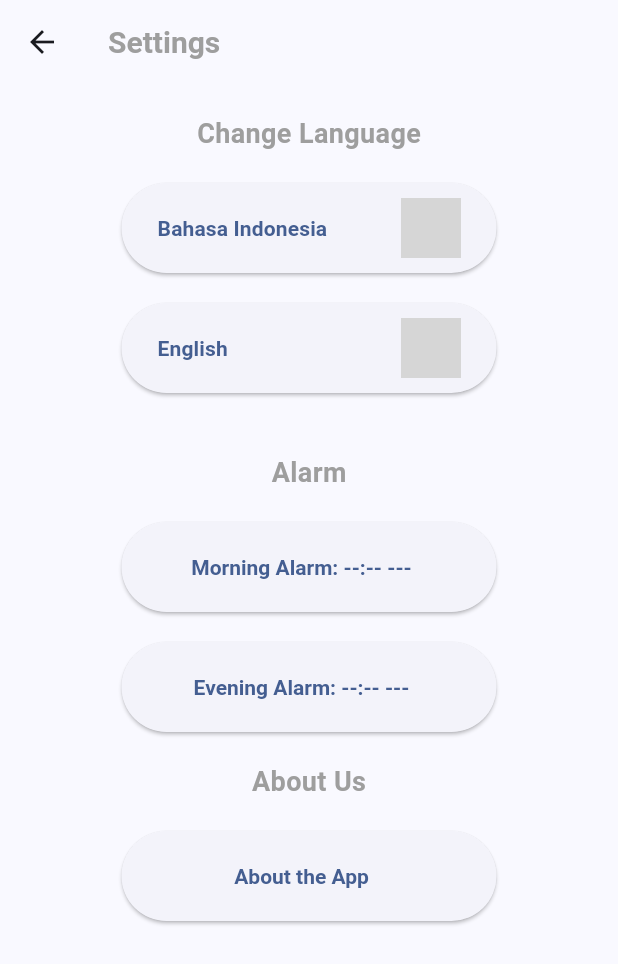
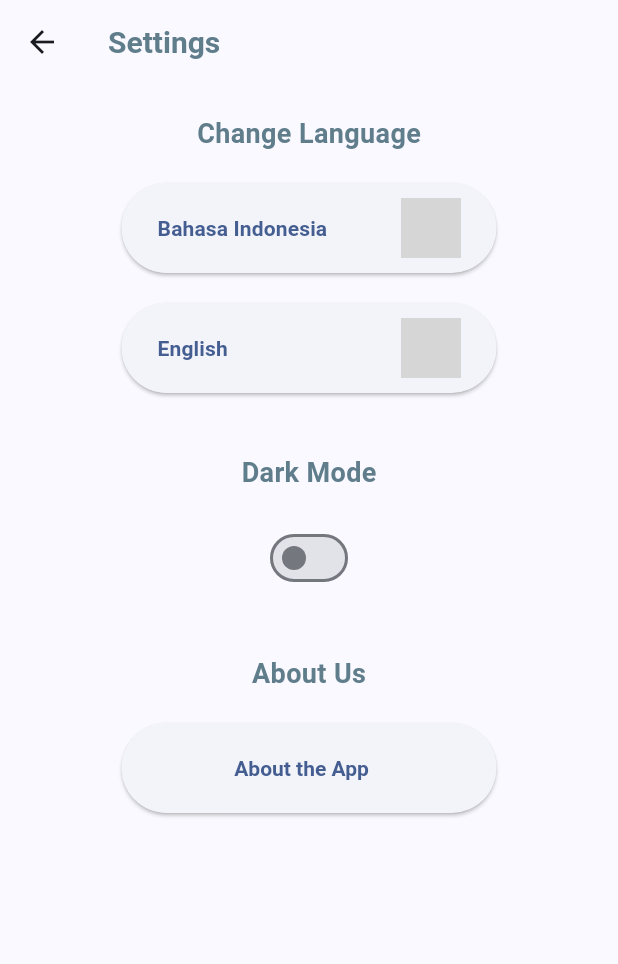
Before and after one commit to ahmadtheswe/dhikr-app-flutter, a Flutter app: the SettingsPage screen opened directly, after a tap on "Bahasa Indonesia", after a tap on "English", on a phone screen of 412 x 824 dp. Shown: the top 964 px of the screen. Run offline on Flutter 3.47's test engine with Material 3 defaults, Android fonts, the phone set to English and light mode, and no system bars; our stand-ins replace package_info_plus, shared_preferences; accounts and stored records are empty; project files that could hold a hidden picture were left out; grey boxes are pictures that could not be loaded.

Commit message:
enable dark mode

```diff
--- a/lib/main.dart
+++ b/lib/main.dart
@@ -2,11 +2,12 @@ import 'package:dhikr_app/pages/select_dhikr_time_page.dart';
 import 'package:dhikr_app/pages/select_language_page.dart';
 import 'package:dhikr_app/service/alarm_service.dart';
 import 'package:dhikr_app/service/language_service.dart';
+import 'package:dhikr_app/service/theme_service.dart';
 import 'package:flutter/material.dart';
 import 'package:provider/provider.dart';
 
 void main() async {
-  WidgetsFlutterBinding.ensureInitialized(); // Ensure async calls are ready
+  WidgetsFlutterBinding.ensureInitialized();
 
   final languageService = LanguageService();
   await languageService.loadLanguage();
@@ -14,10 +15,13 @@ void main() async {
   final alarmService = AlarmService();
   await alarmService.loadAlarms();
 
+  final themeService = ThemeService();
+
   runApp(MultiProvider(
     providers: [
       ChangeNotifierProvider<LanguageService>.value(value: languageService),
       ChangeNotifierProvider<AlarmService>.value(value: alarmService),
+      ChangeNotifierProvider<ThemeService>.value(value: themeService),
     ],
     child: const MyApp(),
   ));
@@ -26,10 +30,10 @@ void main() async {
 class MyApp extends StatelessWidget {
   const MyApp({super.key});
 
-  // This widget is the root of your application.
   @override
   Widget build(BuildContext context) {
     final languageService = Provider.of<LanguageService>(context);
+    final themeService = Provider.of<ThemeService>(context);
 
     return MaterialApp(
       title: 'Dzikr App',
@@ -37,6 +41,15 @@ class MyApp extends StatelessWidget {
         colorScheme: ColorScheme.fromSeed(seedColor: Colors.blueAccent),
         useMaterial3: true,
       ),
+      darkTheme: ThemeData(
+        brightness: Brightness.dark,
+        primaryColor: Colors.blue,
+        colorScheme: ColorScheme.fromSeed(
+          seedColor: Colors.white,
+          brightness: Brightness.dark,
+        ),
+      ),
+      themeMode: themeService.themeMode,
       debugShowCheckedModeBanner: false,
       home: languageService.currentLanguage != null ? const SelectDhikrTimePage() : const SelectLanguagePage(),
     );
--- a/lib/pages/settings_page.dart
+++ b/lib/pages/settings_page.dart
@@ -1,15 +1,14 @@
 import 'package:dhikr_app/pages/about_app_page.dart';
 import 'package:dhikr_app/service/alarm_service.dart';
-import 'package:dhikr_app/shared/button/alarm_elevated_button.dart';
 import 'package:dhikr_app/shared/button/language_elevated_button.dart';
 import 'package:dhikr_app/shared/button/standard_elevated_button.dart';
 import 'package:dhikr_app/shared/title/menu_title.dart';
-import 'package:dhikr_app/static/dhikr_time.dart';
 import 'package:dhikr_app/static/languages.dart';
 import 'package:flutter/material.dart';
 import 'package:provider/provider.dart';
 
 import '../service/language_service.dart';
+import '../service/theme_service.dart';
 import '../shared/title/page_title.dart';
 
 class SettingsPage extends StatefulWidget {
@@ -37,10 +36,7 @@ class _SettingsPage extends State<SettingsPage> {
             const SizedBox(
               height: 20,
             ),
-            Container(
-              margin: const EdgeInsets.only(bottom: 20),
-              child: MenuTitle(text: languageService.getText('changeLanguage')),
-            ),
+            MenuTitle(text: languageService.getText('changeLanguage')),
             LanguageElevatedButton(
               languageTitle: Languages.INDONESIAN_TITLE,
               icon: Languages.INDONESIAN_ICON,
@@ -61,34 +57,41 @@ class _SettingsPage extends State<SettingsPage> {
             const SizedBox(
               height: 40,
             ),
-            Container(
-              margin: const EdgeInsets.only(bottom: 20),
-              child: const MenuTitle(text: 'Alarm'),
+            MenuTitle(text: languageService.getText('darkMode')),
+            Switch(
+              value: Provider.of<ThemeService>(context).themeMode == ThemeMode.dark,
+              onChanged: (isDark) {
+                Provider.of<ThemeService>(context, listen: false).toggleTheme(isDark);
+              },
             ),
-            AlarmElevatedButton(
-                selectedTime: alarmService.getAlarmValue(DhikrTime.MORNING),
-                dhikrTime: DhikrTime.MORNING,
-                onTimeChanged: (newTime) async {
-                  final formattedTime = newTime.format(context);
-                  await alarmService.setAlarm(DhikrTime.MORNING, formattedTime);
-                }),
             const SizedBox(
-              height: 20,
+              height: 40,
             ),
-            AlarmElevatedButton(
-                selectedTime: alarmService.getAlarmValue(DhikrTime.EVENING),
-                dhikrTime: DhikrTime.EVENING,
-                onTimeChanged: (newTime) async {
-                  final formattedTime = newTime.format(context);
-                  await alarmService.setAlarm(DhikrTime.EVENING, formattedTime);
-                }),
-            const SizedBox(
-              height: 20,
-            ),
-            Container(
-              margin: const EdgeInsets.only(bottom: 20),
-              child: MenuTitle(text: languageService.getText('aboutUs')),
-            ),
+            // Container(
+            //   margin: const EdgeInsets.only(bottom: 20),
+            //   child: const MenuTitle(text: 'Alarm'),
+            // ),
+            // AlarmElevatedButton(
+            //     selectedTime: alarmService.getAlarmValue(DhikrTime.MORNING),
+            //     dhikrTime: DhikrTime.MORNING,
+            //     onTimeChanged: (newTime) async {
+            //       final formattedTime = newTime.format(context);
+            //       await alarmService.setAlarm(DhikrTime.MORNING, formattedTime);
+            //     }),
+            // const SizedBox(
+            //   height: 20,
+            // ),
+            // AlarmElevatedButton(
+            //     selectedTime: alarmService.getAlarmValue(DhikrTime.EVENING),
+            //     dhikrTime: DhikrTime.EVENING,
+            //     onTimeChanged: (newTime) async {
+            //       final formattedTime = newTime.format(context);
+            //       await alarmService.setAlarm(DhikrTime.EVENING, formattedTime);
+            //     }),
+            // const SizedBox(
+            //   height: 20,
+            // ),
+            MenuTitle(text: languageService.getText('aboutUs')),
             StandardElevatedButton(
               text: languageService.getText('aboutTheApp'),
               onPressed: () async {
--- /dev/null
+++ b/lib/service/theme_service.dart
@@ -0,0 +1,40 @@
+import 'package:flutter/material.dart';
+import 'package:shared_preferences/shared_preferences.dart';
+
+class ThemeService extends ChangeNotifier {
+  static const String _themeModeKey = 'themeMode';
+  ThemeMode _themeMode = ThemeMode.system;
+
+  ThemeMode get themeMode => _themeMode;
+
+  ThemeService() {
+    _loadThemeMode();
+  }
+
+  void _loadThemeMode() async {
+    final prefs = await SharedPreferences.getInstance();
+    final themeString = prefs.getString(_themeModeKey);
+
+    if (themeString != null) {
+      _themeMode = ThemeMode.values.firstWhere(
+          (mode) => mode.toString() == themeString,
+          orElse: () => ThemeMode.system,
+      );
+    } else {
+      _themeMode = ThemeMode.system;
+    }
+
+    notifyListeners();
+  }
+
+  void setThemeMode(ThemeMode mode) async {
+    final prefs = await SharedPreferences.getInstance();
+    _themeMode = mode;
+    await prefs.setString(_themeModeKey, mode.toString());
+    notifyListeners();
+  }
+
+  void toggleTheme(bool isDark) {
+    setThemeMode(isDark ? ThemeMode.dark : ThemeMode.light);
+  }
+}
--- a/lib/shared/title/menu_title.dart
+++ b/lib/shared/title/menu_title.dart
@@ -7,11 +7,17 @@ class MenuTitle extends StatelessWidget {
 
   @override
   Widget build(BuildContext context) {
-    return Text(text,
-        style: const TextStyle(
-          fontSize: 18,
-          fontWeight: FontWeight.bold,
-          color: Colors.grey,
-        ));
+
+    final textColor = Theme.of(context).brightness == Brightness.dark ? Colors.grey : Colors.blueGrey;
+
+    return Container(
+      margin: const EdgeInsets.only(bottom: 20),
+      child: Text(text,
+          style: TextStyle(
+            fontSize: 18,
+            fontWeight: FontWeight.bold,
+            color: textColor,
+          ))
+    );
   }
 }
--- a/lib/shared/title/page_subtitle.dart
+++ b/lib/shared/title/page_subtitle.dart
@@ -7,9 +7,10 @@ class PageSubTitle extends StatelessWidget {
 
   @override
   Widget build(BuildContext context) {
+    final textColor = Theme.of(context).brightness == Brightness.dark ? Colors.greenAccent : Colors.blue;
     return Text(
       text,
-      style: const TextStyle(fontSize: 15, fontWeight: FontWeight.w700, color: Colors.blueGrey),
+      style: TextStyle(fontSize: 15, fontWeight: FontWeight.w700, color: textColor),
     );
   }
 }
--- a/lib/shared/title/page_title.dart
+++ b/lib/shared/title/page_title.dart
@@ -7,12 +7,13 @@ class PageTitle extends StatelessWidget {
 
   @override
   Widget build(BuildContext context) {
+    final textColor = Theme.of(context).brightness == Brightness.dark ? Colors.grey : Colors.blueGrey;
     return Text(
       text,
-      style: const TextStyle(
+      style: TextStyle(
         fontSize: 20,
         fontWeight: FontWeight.bold,
-        color: Colors.grey,
+        color: textColor,
       ),
     );
   }
```
Also changed, not shown: lib/pages/dhikr_list_page.dart (+9 -7 lines), lib/pages/dhikr_page.dart (+4 -4 lines), pubspec.yaml (+5 -2 lines), assets/fonts/Amiri-Regular.ttf (added), 37 other files.
